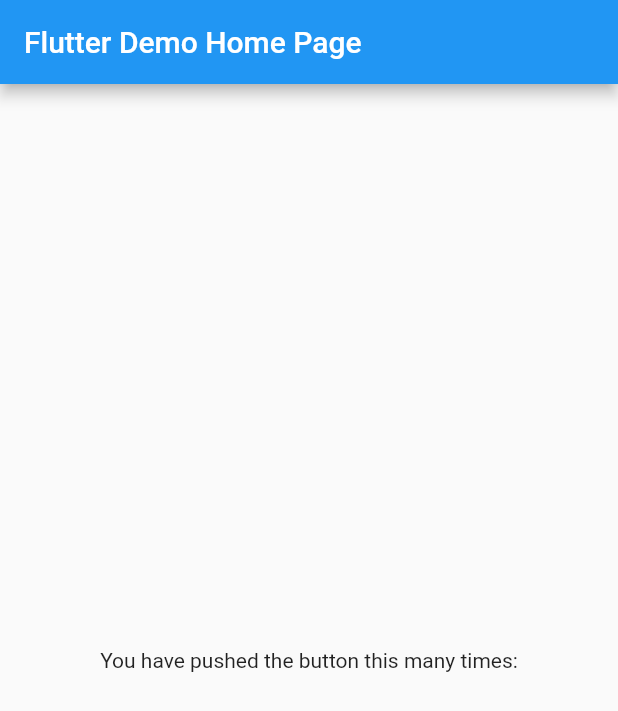
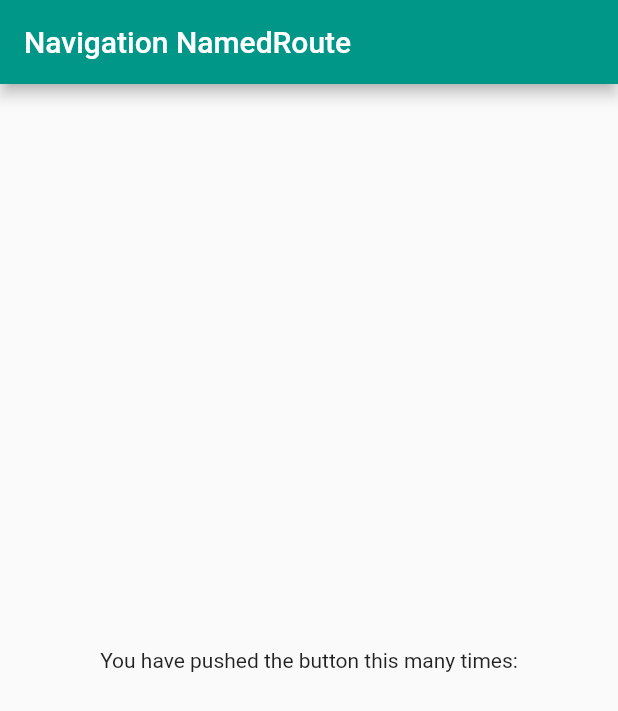
Before and after one commit to maryam-mokded/PassArguments_NamedRoute, a Flutter app: the screen it shows after launch, on a phone screen of 412 x 824 dp. Shown: the top 711 px of the screen. Run offline on Flutter 3.47's test engine with Material 2 defaults, Android fonts, the phone set to English and light mode, and no system bars.

```diff
--- /dev/null
+++ b/lib/ScreenArguments.dart
@@ -0,0 +1,6 @@
+class ScreenArguments {
+  final String title;
+  final String message;
+
+  ScreenArguments(this.title, this.message);
+}
--- a/lib/main.dart
+++ b/lib/main.dart
@@ -7,24 +7,14 @@ void main() {
 class MyApp extends StatelessWidget {
   const MyApp({Key? key}) : super(key: key);
 
-  // This widget is the root of your application.
   @override
   Widget build(BuildContext context) {
     return MaterialApp(
-      title: 'Flutter Demo',
+      title: 'Navigation NamedRoute',
       theme: ThemeData(
-        // This is the theme of your application.
-        //
-        // Try running your application with "flutter run". You'll see the
-        // application has a blue toolbar. Then, without quitting the app, try
-        // changing the primarySwatch below to Colors.green and then invoke
-        // "hot reload" (press "r" in the console where you ran "flutter run",
-        // or simply save your changes to "hot reload" in a Flutter IDE).
-        // Notice that the counter didn't reset back to zero; the application
-        // is not restarted.
-        primarySwatch: Colors.blue,
+           primarySwatch: Colors.teal
       ),
-      home: const MyHomePage(title: 'Flutter Demo Home Page'),
+      home: const MyHomePage(title: 'Navigation NamedRoute'),
     );
   }
 }
```
